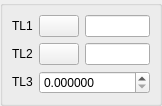
This is src/HEXABLOCKGUI/MyDlgRef/DlgRef_2Sel1Spin_QTD.ui in SalomePlatform/hexablock as Qt 5 draws it before an edit. The edited form follows.
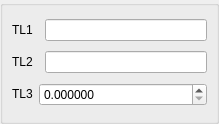
This is the edited form. Custom widgets are drawn as their Qt base class.

```diff
--- a/src/HEXABLOCKGUI/MyDlgRef/DlgRef_2Sel1Spin_QTD.ui
+++ b/src/HEXABLOCKGUI/MyDlgRef/DlgRef_2Sel1Spin_QTD.ui
@@ -6,8 +6,8 @@
    <rect>
     <x>0</x>
     <y>0</y>
-    <width>156</width>
-    <height>105</height>
+    <width>219</width>
+    <height>124</height>
    </rect>
   </property>
   <property name="windowTitle">
@@ -80,19 +80,6 @@
         </property>
        </widget>
       </item>
-      <item row="0" column="1">
-       <widget class="QPushButton" name="PushButton1">
-        <property name="sizePolicy">
-         <sizepolicy hsizetype="Fixed" vsizetype="Fixed">
-          <horstretch>0</horstretch>
-          <verstretch>0</verstretch>
-         </sizepolicy>
-        </property>
-        <property name="text">
-         <string/>
-        </property>
-       </widget>
-      </item>
       <item row="1" column="2">
        <widget class="QLineEdit" name="LineEdit2"/>
       </item>
@@ -112,19 +99,6 @@
         </property>
        </widget>
       </item>
-      <item row="1" column="1">
-       <widget class="QPushButton" name="PushButton2">
-        <property name="sizePolicy">
-         <sizepolicy hsizetype="Fixed" vsizetype="Fixed">
-          <horstretch>0</horstretch>
-          <verstretch>0</verstretch>
-         </sizepolicy>
-        </property>
-        <property name="text">
-         <string/>
-        </property>
-       </widget>
-      </item>
       <item row="0" column="2">
        <widget class="QLineEdit" name="LineEdit1"/>
       </item>
```
Left out of the diff: 2 changed lines with no effect on the pictures.
